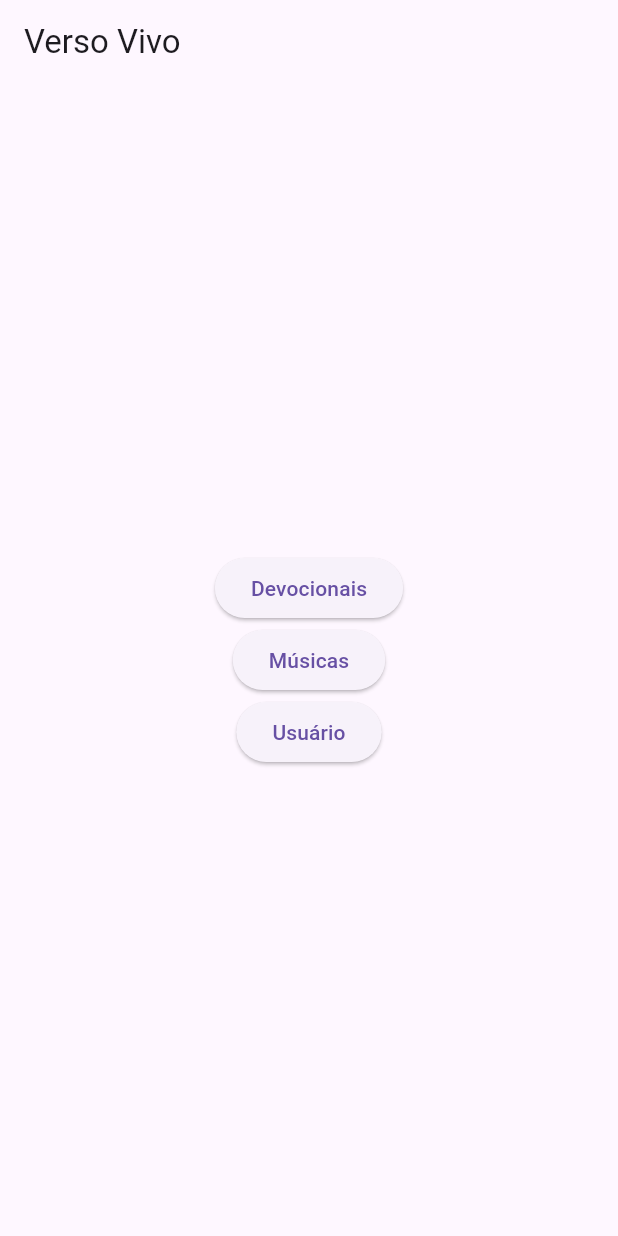
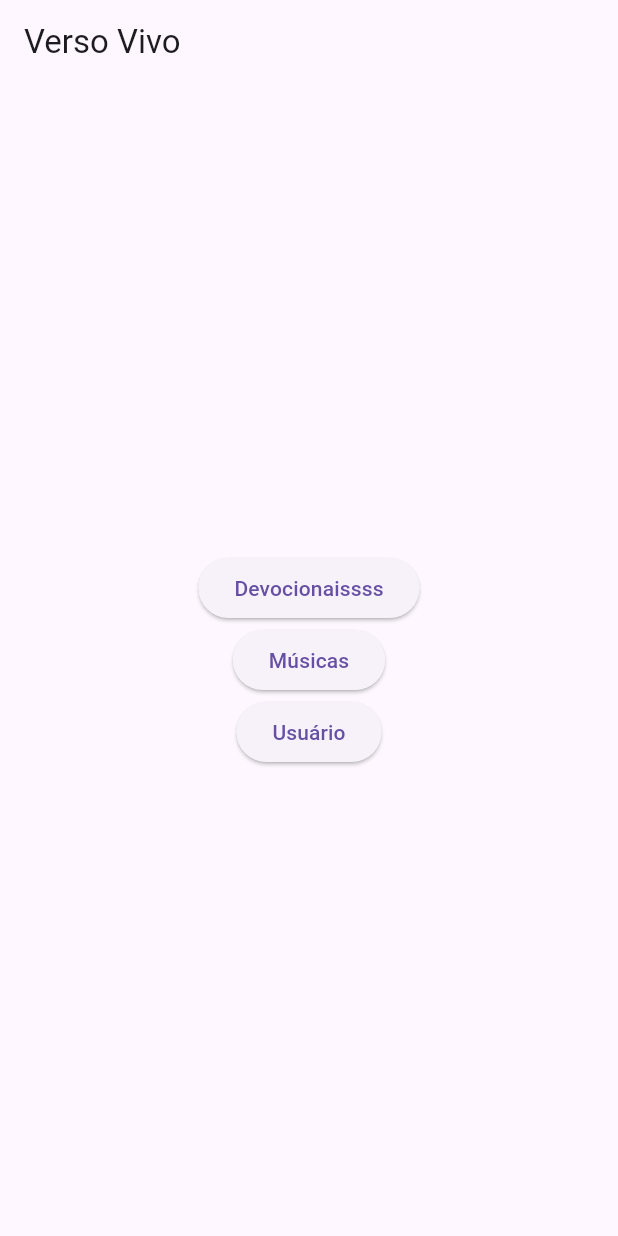
Before and after one commit to pietrovellozo/versovivo, a Flutter app: the screen it shows after launch, on a phone screen of 412 x 824 dp. Run offline on Flutter 3.47's test engine with Material 3 defaults, Android fonts, the phone set to English and light mode, and no system bars; our stand-ins replace flutter_riverpod.

Commit message:
test: staging deployment

```diff
--- a/lib/presentation/screens/home_screen.dart
+++ b/lib/presentation/screens/home_screen.dart
@@ -22,7 +22,7 @@ class HomeScreen extends StatelessWidget {
                       builder: (context) => const DevocionalPage(),
                     ));
               },
-              child: const Text('Devocionais'),
+              child: const Text('Devocionaissss'),
             ),
             ElevatedButton(
               onPressed: () {
```
